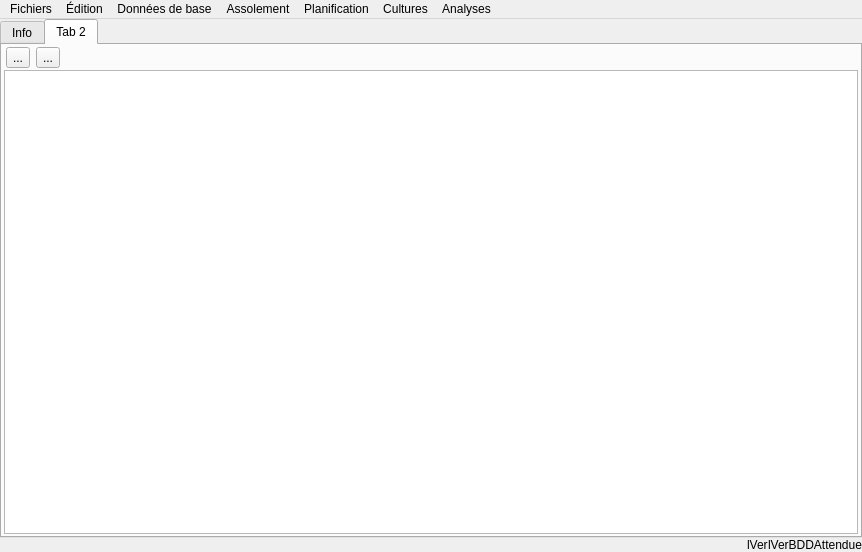
Old version of the form mainwindow.ui in the repository marcpley/potaleger.
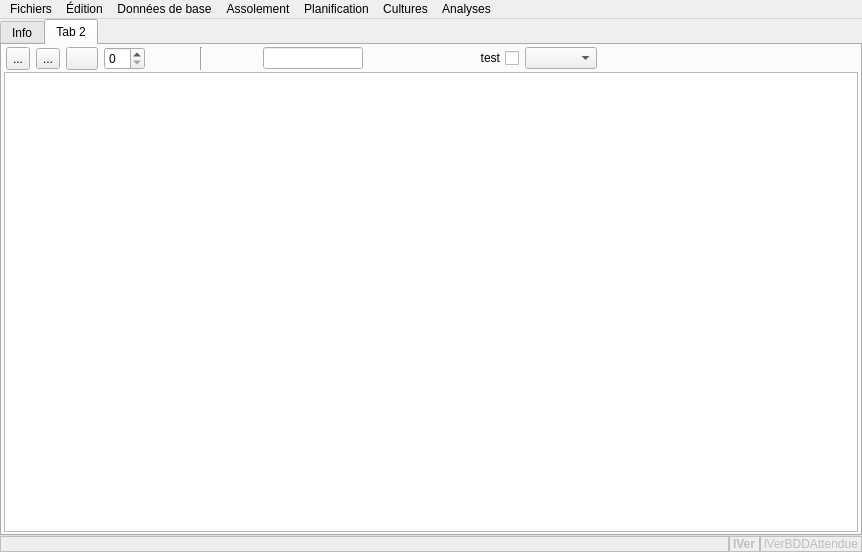
New version of the form. The open tabs and pages were chosen to show the change. Icons and pictures are not drawn.

The edit to the form file:
```diff
--- a/mainwindow.ui
+++ b/mainwindow.ui
@@ -222,6 +222,12 @@
            </property>
            <item>
             <widget class="QToolButton" name="toolButton">
+             <property name="maximumSize">
+              <size>
+               <width>32</width>
+               <height>32</height>
+              </size>
+             </property>
              <property name="text">
               <string>...</string>
              </property>
@@ -240,6 +246,90 @@
              </property>
             </widget>
            </item>
+           <item>
+            <widget class="QPushButton" name="pushButton">
+             <property name="maximumSize">
+              <size>
+               <width>32</width>
+               <height>32</height>
+              </size>
+             </property>
+             <property name="text">
+              <string/>
+             </property>
+             <property name="icon">
+              <iconset resource="images/images.qrc">
+               <normaloff>:/images/reload.svg</normaloff>:/images/reload.svg</iconset>
+             </property>
+             <property name="iconSize">
+              <size>
+               <width>32</width>
+               <height>32</height>
+              </size>
+             </property>
+            </widget>
+           </item>
+           <item>
+            <widget class="QSpinBox" name="spinBox"/>
+           </item>
+           <item>
+            <widget class="Line" name="line">
+             <property name="minimumSize">
+              <size>
+               <width>100</width>
+               <height>0</height>
+              </size>
+             </property>
+             <property name="orientation">
+              <enum>Qt::Orientation::Vertical</enum>
+             </property>
+            </widget>
+           </item>
+           <item>
+            <widget class="QFrame" name="frame">
+             <property name="frameShape">
+              <enum>QFrame::Shape::Panel</enum>
+             </property>
+             <property name="frameShadow">
+              <enum>QFrame::Shadow::Raised</enum>
+             </property>
+            </widget>
+           </item>
+           <item>
+            <widget class="QLineEdit" name="lineEdit">
+             <property name="minimumSize">
+              <size>
+               <width>100</width>
+               <height>0</height>
+              </size>
+             </property>
+            </widget>
+           </item>
+           <item>
+            <widget class="QCheckBox" name="checkBox">
+             <property name="sizePolicy">
+              <sizepolicy hsizetype="Fixed" vsizetype="Fixed">
+               <horstretch>0</horstretch>
+               <verstretch>0</verstretch>
+              </sizepolicy>
+             </property>
+             <property name="minimumSize">
+              <size>
+               <width>150</width>
+               <height>0</height>
+              </size>
+             </property>
+             <property name="layoutDirection">
+              <enum>Qt::LayoutDirection::RightToLeft</enum>
+             </property>
+             <property name="text">
+              <string>test</string>
+             </property>
+            </widget>
+           </item>
+           <item>
+            <widget class="QComboBox" name="comboBox"/>
+           </item>
            <item>
             <spacer name="horizontalSpacer">
              <property name="orientation">
@@ -274,32 +364,16 @@
      <layout class="QHBoxLayout" name="horizontalLayout">
       <item>
        <widget class="QLabel" name="lDBErr">
-        <property name="palette">
-         <palette>
-          <active>
-           <colorrole role="WindowText">
-            <brush brushstyle="SolidPattern">
-             <color alpha="255">
-              <red>246</red>
-              <green>97</green>
-              <blue>81</blue>
-             </color>
-            </brush>
-           </colorrole>
-          </active>
-          <inactive>
-           <colorrole role="WindowText">
-            <brush brushstyle="SolidPattern">
-             <color alpha="255">
-              <red>246</red>
-              <green>97</green>
-              <blue>81</blue>
-             </color>
-            </brush>
-           </colorrole>
-          </inactive>
-          <disabled/>
-         </palette>
+        <property name="enabled">
+         <bool>false</bool>
+        </property>
+        <property name="font">
+         <font>
+          <bold>true</bold>
+         </font>
+        </property>
+        <property name="frameShape">
+         <enum>QFrame::Shape::Box</enum>
         </property>
         <property name="margin">
          <number>2</number>
@@ -308,12 +382,23 @@
       </item>
       <item>
        <widget class="QLabel" name="lVer">
+        <property name="enabled">
+         <bool>false</bool>
+        </property>
         <property name="sizePolicy">
          <sizepolicy hsizetype="Fixed" vsizetype="Preferred">
           <horstretch>0</horstretch>
           <verstretch>0</verstretch>
          </sizepolicy>
         </property>
+        <property name="font">
+         <font>
+          <bold>true</bold>
+         </font>
+        </property>
+        <property name="frameShape">
+         <enum>QFrame::Shape::Box</enum>
+        </property>
         <property name="text">
          <string>lVer</string>
         </property>
@@ -324,12 +409,18 @@
       </item>
       <item>
        <widget class="QLabel" name="lVerBDDAttendue">
+        <property name="enabled">
+         <bool>false</bool>
+        </property>
         <property name="sizePolicy">
          <sizepolicy hsizetype="Fixed" vsizetype="Preferred">
           <horstretch>0</horstretch>
           <verstretch>0</verstretch>
          </sizepolicy>
         </property>
+        <property name="frameShape">
+         <enum>QFrame::Shape::Box</enum>
+        </property>
         <property name="text">
          <string>lVerBDDAttendue</string>
         </property>
```
Left out of the diff: 48 changed lines with no effect on the pictures.
